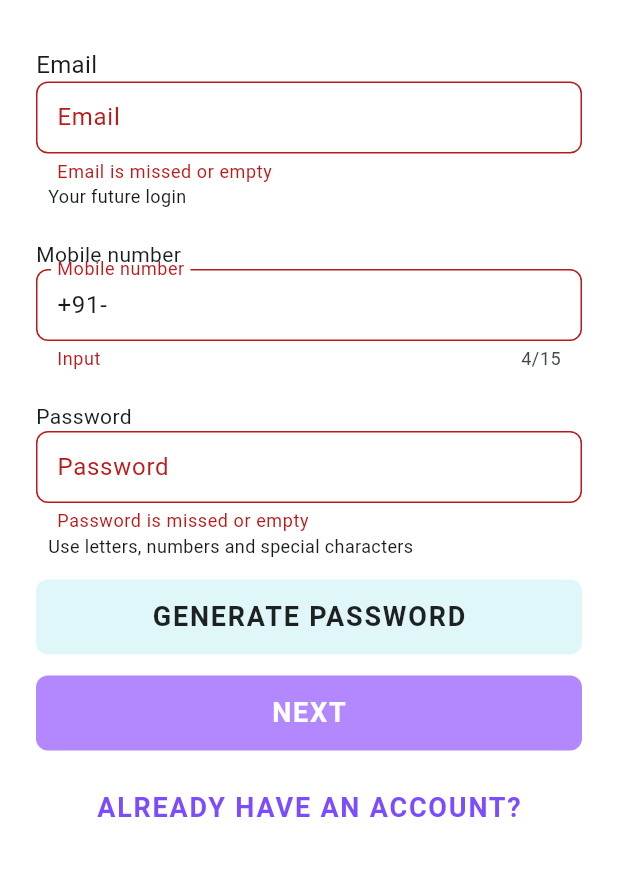
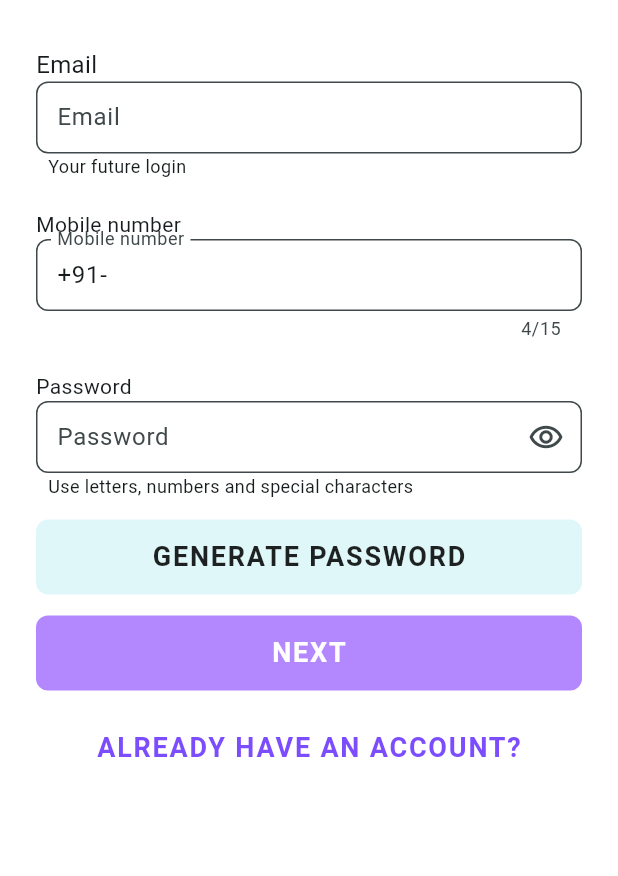
Before and after one commit to hunter350/dinolab, a Flutter app: the SignUp screen opened by its route, after a tap on "GENERATE PASSWORD", on a phone screen of 412 x 824 dp, the part 67-943 px from its top. Run offline on Flutter 3.47's test engine with Material 3 defaults, Android fonts, the light colour scheme and no system bars; our stand-ins replace built_collection, built_value, dio, equatable, flutter_riverpod, go_router; missing offline and left inert: gpassword, one_of_serializer.

Commit message:
add changes

```diff
--- a/lib/ui/sign_up.dart
+++ b/lib/ui/sign_up.dart
@@ -2,6 +2,7 @@ import 'package:dinolab/ui/common/button_style.dart';
 import 'package:flutter/material.dart';
 import 'package:flutter_riverpod/flutter_riverpod.dart';
 import 'package:go_router/go_router.dart';
+import 'package:gpassword/gpassword.dart';
 import '../data/open_api/src/api.dart';
 import '../domain/auth_state.dart';
 import '../domain/check_password_not_empty.dart';
@@ -21,6 +22,7 @@ class _SignUpState extends ConsumerState<SignUp> {
   final _password = TextEditingController();
   final _confirmPassword = TextEditingController();
   final _validateKey = GlobalKey<FormState>();
+  bool obscureText = true;
   final double _height = 20.0;
 
   final ButtonStyle logInButtonStyle = OutlinedButton.styleFrom(
@@ -162,9 +164,16 @@ class _SignUpState extends ConsumerState<SignUp> {
                   return null;
                 },
                 controller: _password,
-                obscureText: true,
+                obscureText: obscureText,
                 keyboardType: TextInputType.text,
                 decoration: InputDecoration(
+                  suffixIcon: IconButton(
+                    icon: const Icon(Icons.remove_red_eye_outlined),
+                    onPressed: () {
+                      obscureText = !obscureText;
+                      setState(() {});
+                    },
+                  ),
                   fillColor: Colors.white,
                   contentPadding:
                       const EdgeInsets.symmetric(vertical: 10, horizontal: 10),
@@ -202,9 +211,16 @@ class _SignUpState extends ConsumerState<SignUp> {
                         return null;
                       },
                       controller: _confirmPassword,
-                      obscureText: true,
+                      obscureText: obscureText,
                       keyboardType: TextInputType.text,
                       decoration: InputDecoration(
+                        suffixIcon: IconButton(
+                          icon: const Icon(Icons.remove_red_eye_outlined),
+                          onPressed: () {
+                            obscureText = !obscureText;
+                            setState(() {});
+                          },
+                        ),
                         fillColor: Colors.white,
                         contentPadding: const EdgeInsets.symmetric(
                             vertical: 10, horizontal: 10),
@@ -222,7 +238,10 @@ class _SignUpState extends ConsumerState<SignUp> {
               ElevatedButton(
                 style: signUpButtonStyle,
                 onPressed: () {
-                  if (_validateKey.currentState!.validate()) {}
+                  GPassword gPassword = GPassword();
+                  List<String> passwords = gPassword.generateList();
+                  String password = gPassword.generate(passwordLength: 8);
+                  _password.text = password;
                 },
                 child: const Text(
                   'GENERATE PASSWORD',
--- a/pubspec.yaml
+++ b/pubspec.yaml
@@ -16,6 +16,8 @@ dependencies:
   equatable:
   flutter_riverpod:
   go_router:
+  gpassword:
+    git: https://github.com/arminmehraeen/GPassword.git
 
 
 dev_dependencies:
```
Also changed, not shown: pubspec.lock.
